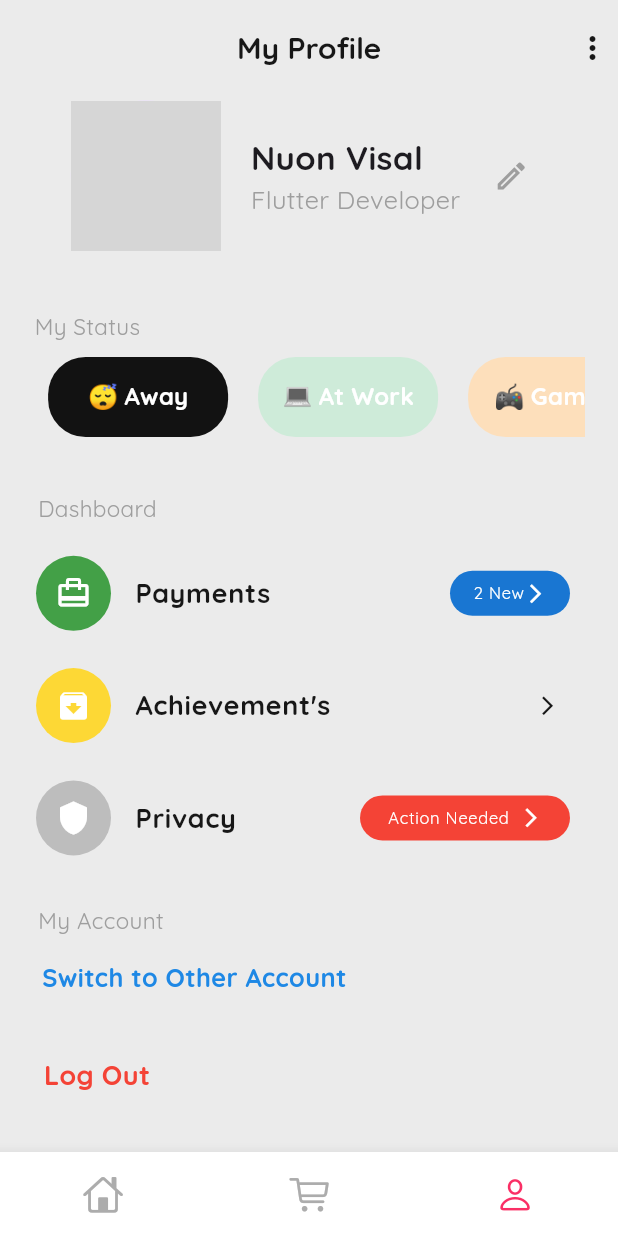
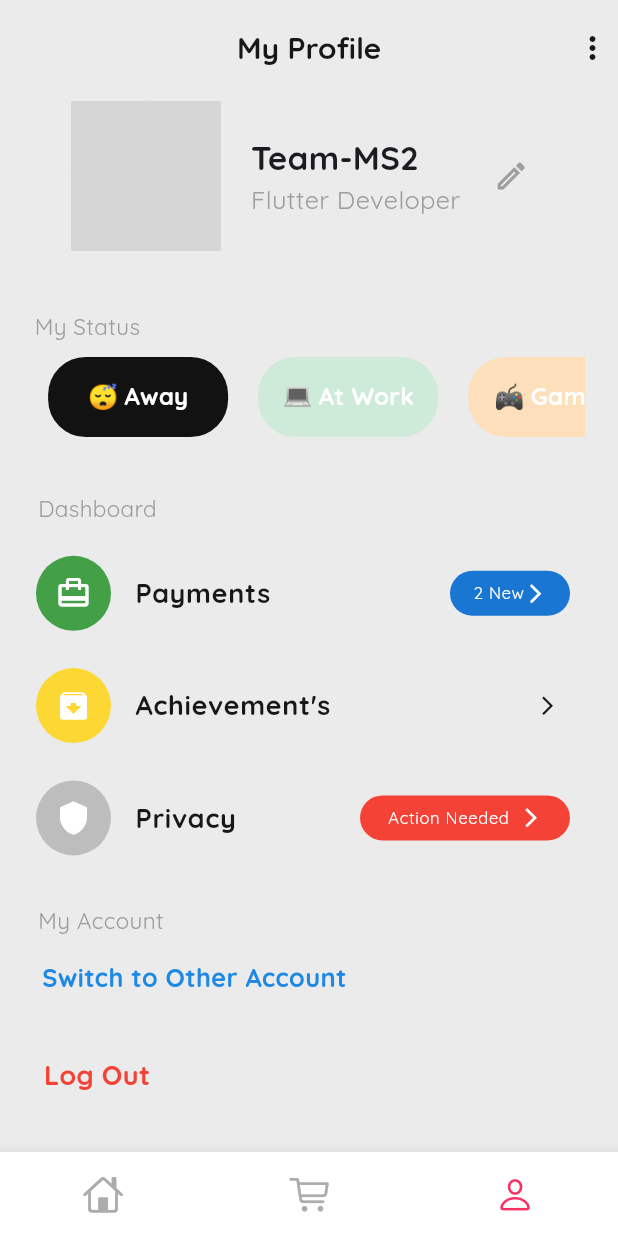
Before and after one commit to chomtitsakada99/flutter_app_team, a Flutter app: the screen it shows after launch, swiped to page 3, on a phone screen of 412 x 824 dp. Run offline on Flutter 3.47's test engine with Material 3 defaults, Android fonts, the phone set to English and light mode, and no system bars; drawn by our look-alikes of custom_navigation_bar; our stand-ins replace font_awesome_flutter, simple_animations, supercharged; network calls fail; grey boxes are pictures that could not be loaded.

Commit message:
Update body.dart

```diff
--- a/lib/view/profile/widget/body.dart
+++ b/lib/view/profile/widget/body.dart
@@ -62,7 +62,7 @@ class _BodyProfileState extends State<BodyProfile> {
             crossAxisAlignment: CrossAxisAlignment.start,
             children: [
               Text(
-                "Nuon Visal",
+                "Team-MS2",
                 style: AppThemes.profileDevName
               ),
               Text(
```
